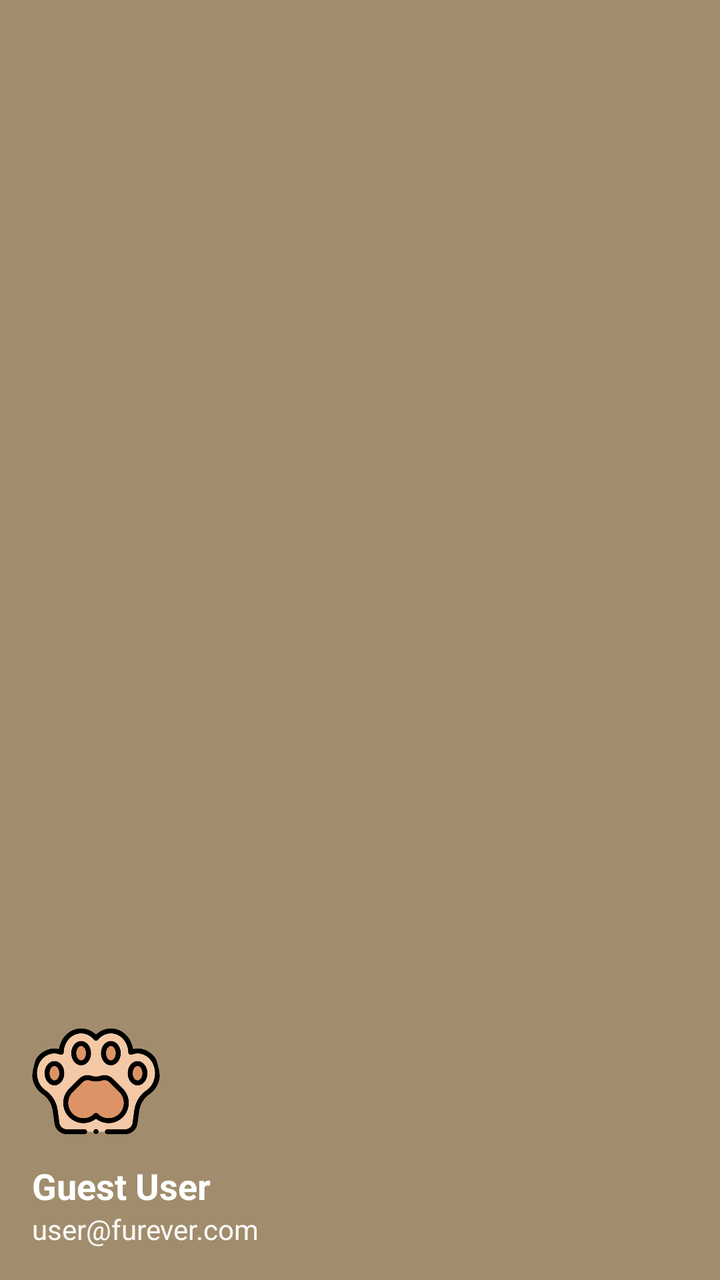
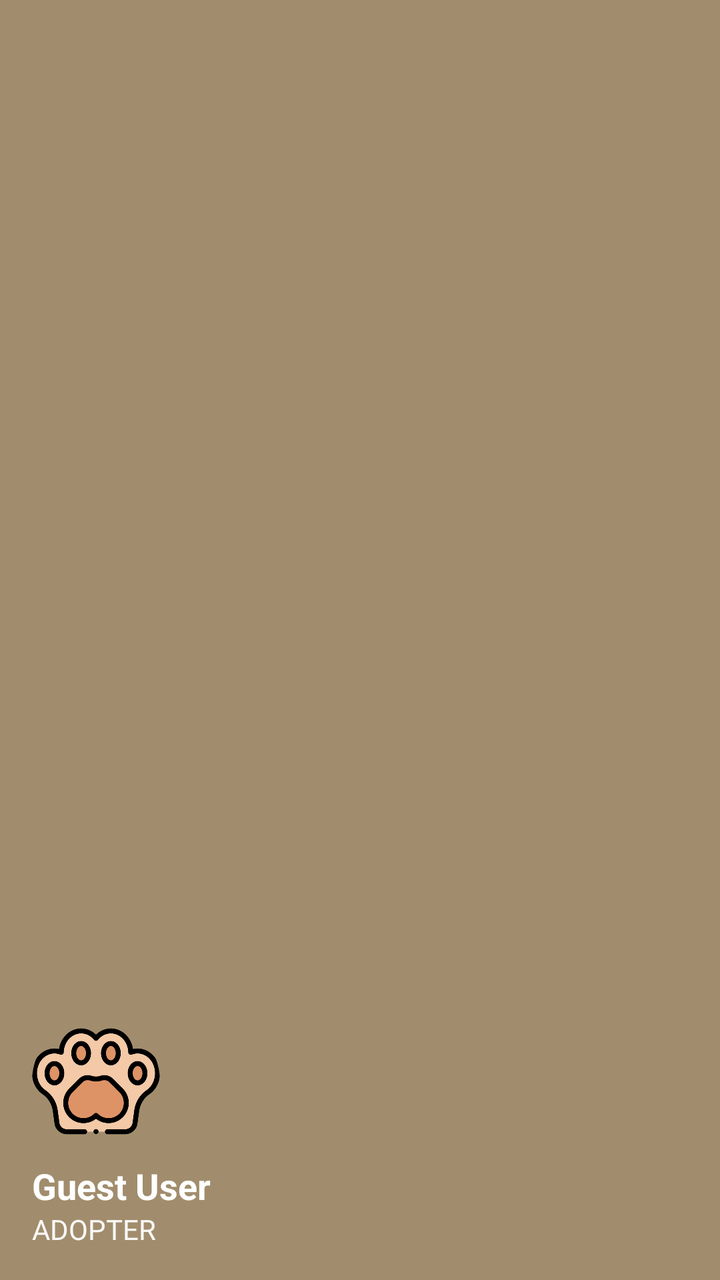

Before-and-after screenshots of an Android layout around one commit, followed by the original layout XML and the change that was made.
<!-- AndroidManifest.xml: application theme Theme.FurEver -->
<!-- res/layout/nav_header_home.xml -->
<?xml version="1.0" encoding="utf-8"?>
<LinearLayout xmlns:android="http://schemas.android.com/apk/res/android"
    xmlns:app="http://schemas.android.com/apk/res-auto"
    android:layout_width="match_parent"
    android:layout_height="180dp"
    android:background="#A18D6D"
    android:gravity="bottom"
    android:orientation="vertical"
    android:padding="16dp"
    android:theme="@style/ThemeOverlay.AppCompat.Dark">

    <com.google.android.material.imageview.ShapeableImageView
        android:id="@+id/iv_user_avatar"
        android:layout_width="64dp"
        android:layout_height="64dp"
        android:layout_marginBottom="8dp"
        android:scaleType="centerCrop"
        android:src="@drawable/paw"
        app:shapeAppearanceOverlay="@style/ShapeAppearance.Material3.Corner.Full" />

    <TextView
        android:id="@+id/tv_user_name"
        android:layout_width="match_parent"
        android:layout_height="wrap_content"
        android:text="Guest User"
        android:textAppearance="@style/TextAppearance.AppCompat.Body1"
        android:textColor="#FFFFFF"
        android:textStyle="bold"
        android:textSize="18sp" />

    <TextView
        android:id="@+id/tv_user_email"
        android:layout_width="match_parent"
        android:layout_height="wrap_content"
        android:text="user@furever.com"
        android:textColor="#F9F8F6"
        android:textSize="14sp" />

</LinearLayout>
<!-- resources referenced by this layout -->
<resources>
  <!-- drawable paw: png bitmap (drawable, 39142 bytes) -->
  <style name="Theme.FurEver" parent="Base.Theme.FurEver" />
  <style name="Base.Theme.FurEver" parent="Theme.Material3.DayNight.NoActionBar">
          
          
      </style>
</resources>

<!-- the commit's change to res/layout/nav_header_home.xml (unified diff, before → after) -->
@@ -25,14 +25,14 @@
         android:text="Guest User"
         android:textAppearance="@style/TextAppearance.AppCompat.Body1"
         android:textColor="#FFFFFF"
-        android:textStyle="bold"
-        android:textSize="18sp" />
+        android:textSize="18sp"
+        android:textStyle="bold" />
 
     <TextView
-        android:id="@+id/tv_user_email"
+        android:id="@+id/tv_user_role"
         android:layout_width="match_parent"
         android:layout_height="wrap_content"
-        android:text="user@furever.com"
+        android:text="ADOPTER"
         android:textColor="#F9F8F6"
         android:textSize="14sp" />
 
